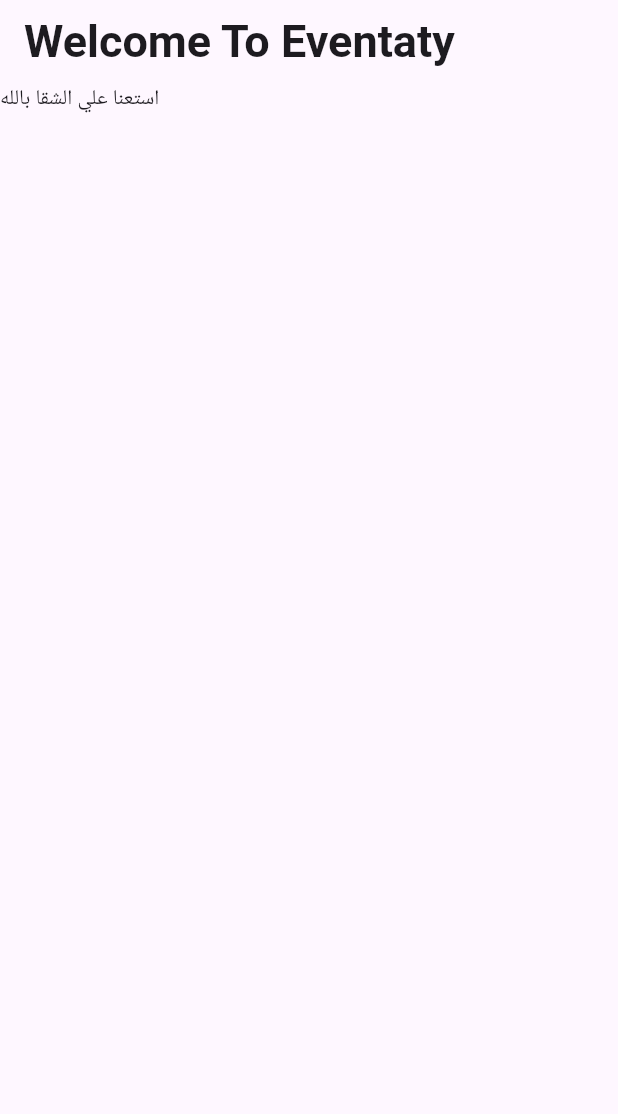
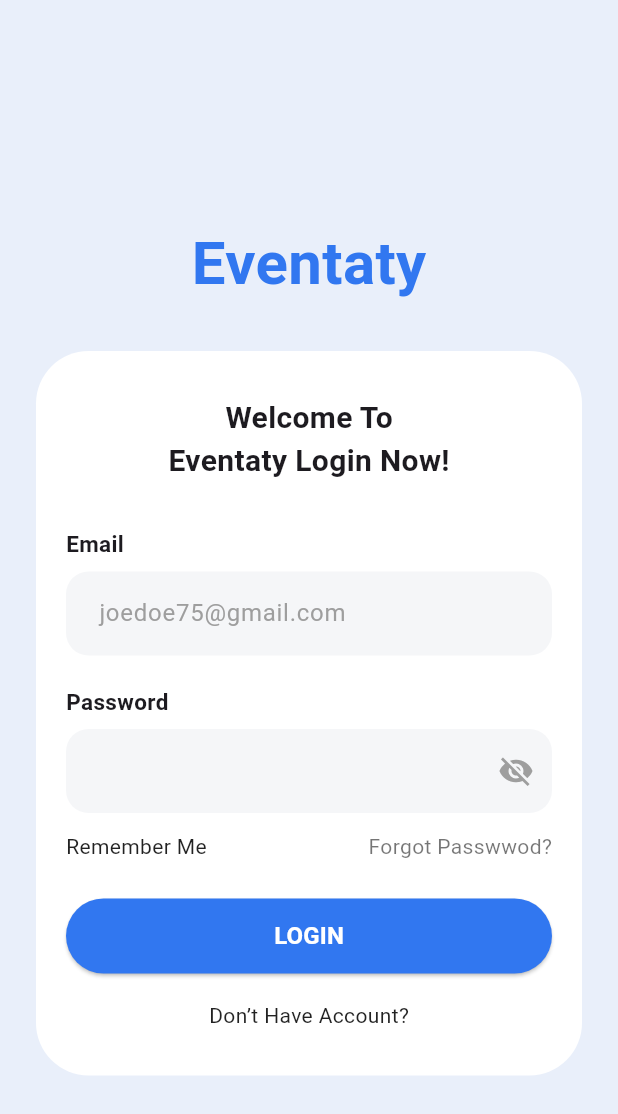
Before and after one commit to Eslam99Emam/Eventaty, a Flutter app: the screen it shows after launch, on a phone screen of 412 x 824 dp. Shown: the top 1114 px of the screen. Run offline on Flutter 3.47's test engine with Material 3 defaults, Android fonts, the light colour scheme and no system bars.

Commit message:
Add LoginScreen

```diff
--- a/lib/pages/login_screen.dart
+++ b/lib/pages/login_screen.dart
@@ -1,22 +1,177 @@
 import 'package:flutter/material.dart';
 
-class LoginScreen extends StatelessWidget {
+class LoginScreen extends StatefulWidget {
   const LoginScreen({super.key});
+
+  @override
+  State<LoginScreen> createState() => _LoginScreenState();
+}
+
+class _LoginScreenState extends State<LoginScreen> {
+  bool _obscurePassword = true;
 
   @override
   Widget build(BuildContext context) {
     return Scaffold(
-      appBar: AppBar(
-        title: Text(
-          "Welcome To Eventaty",
-          style: TextStyle(
-            fontSize: 30,
-            fontWeight: FontWeight.bold,
+      backgroundColor: const Color(0xFFE9EFFA),
+      body: Center(
+        child: SingleChildScrollView(
+          child: Column(
+            children: [
+              const SizedBox(height: 40),
+
+              const Text(
+                "Eventaty",
+                style: TextStyle(
+                  fontSize: 40,
+                  fontWeight: FontWeight.w700,
+                  color: Color(0xFF3177F0),
+                ),
+              ),
+
+              const SizedBox(height: 30),
+
+              Container(
+                margin: const EdgeInsets.symmetric(horizontal: 24),
+                padding:
+                    const EdgeInsets.symmetric(horizontal: 20, vertical: 30),
+                decoration: BoxDecoration(
+                  color: Colors.white,
+                  borderRadius: BorderRadius.circular(35),
+                ),
+                child: Column(
+                  crossAxisAlignment: CrossAxisAlignment.start,
+                  children: [
+                    const Center(
+                      child: Column(
+                        children: [
+                          Text(
+                            "Welcome To",
+                            style: TextStyle(
+                                fontSize: 20, fontWeight: FontWeight.bold),
+                          ),
+                          Text(
+                            "Eventaty Login Now!",
+                            style: TextStyle(
+                                fontSize: 20, fontWeight: FontWeight.bold),
+                          ),
+                        ],
+                      ),
+                    ),
+
+                    const SizedBox(height: 30),
+
+                    const Text(
+                      "Email",
+                      style:
+                          TextStyle(fontWeight: FontWeight.bold, fontSize: 15),
+                    ),
+                    const SizedBox(height: 8),
+
+                    TextField(
+                      decoration: InputDecoration(
+                        hintText: "joedoe75@gmail.com",
+                        hintStyle: const TextStyle(color: Colors.grey),
+                        filled: true,
+                        fillColor: const Color(0xFFF5F6F8),
+                        contentPadding:
+                            const EdgeInsets.symmetric(horizontal: 18, vertical: 16),
+                        border: OutlineInputBorder(
+                          borderRadius: BorderRadius.circular(15),
+                          borderSide: BorderSide.none,
+                        ),
+                      ),
+                    ),
+
+                    const SizedBox(height: 20),
+
+                    const Text(
+                      "Password",
+                      style:
+                          TextStyle(fontWeight: FontWeight.bold, fontSize: 15),
+                    ),
+                    const SizedBox(height: 8),
+
+                    TextField(
+                      obscureText: _obscurePassword,
+                      decoration: InputDecoration(
+                        filled: true,
+                        fillColor: const Color(0xFFF5F6F8),
+                        contentPadding:
+                            const EdgeInsets.symmetric(horizontal: 18, vertical: 16),
+                        border: OutlineInputBorder(
+                          borderRadius: BorderRadius.circular(15),
+                          borderSide: BorderSide.none,
+                        ),
+                        suffixIcon: IconButton(
+                          icon: Icon(
+                            _obscurePassword
+                                ? Icons.visibility_off
+                                : Icons.visibility,
+                            color: Colors.grey,
+                          ),
+                          onPressed: () {
+                            setState(() {
+                              _obscurePassword = !_obscurePassword;
+                            });
+                          },
+                        ),
+                      ),
+                    ),
+
+                    const SizedBox(height: 12),
+
+                    Row(
+                      mainAxisAlignment: MainAxisAlignment.spaceBetween,
+                      children: const [
+                        Text(
+                          "Remember Me",
+                          style: TextStyle(fontSize: 14, color: Colors.black87),
+                        ),
+                        Text(
+                          "Forgot Passwwod?",
+                          style: TextStyle(fontSize: 14, color: Colors.black54),
+                        ),
+                      ],
+                    ),
+
+                    const SizedBox(height: 25),
+
+                    SizedBox(
+                      width: double.infinity,
+                      height: 50,
+                      child: ElevatedButton(
+                        onPressed: () {},
+                        style: ElevatedButton.styleFrom(
+                          shape: RoundedRectangleBorder(
+                            borderRadius: BorderRadius.circular(28),
+                          ),
+                          backgroundColor: const Color(0xFF3177F0),
+                        ),
+                        child: const Text(
+                          "LOGIN",
+                          style: TextStyle(
+                              fontSize: 16, fontWeight: FontWeight.bold,
+                              color: Colors.white),
+                        ),
+                      ),
+                    ),
+
+                    const SizedBox(height: 18),
+
+                    const Center(
+                      child: Text(
+                        "Don’t Have Account?",
+                        style:
+                            TextStyle(fontSize: 14, color: Colors.black87),
+                      ),
+                    ),
+                  ],
+                ),
+              ),
+            ],
           ),
         ),
-      ),
-      body: Text(
-        "استعنا علي الشقا بالله"
       ),
     );
   }
```
